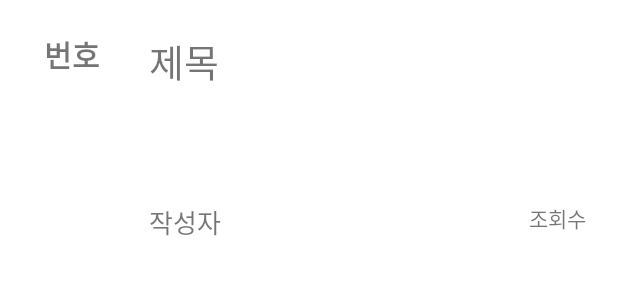
After one commit to jsm1212/RestfulBBS, an Android app: the layout view_item_layout.xml on its own in the app's theme, with its tools: preview values and no code run, on a phone screen of 412 x 824 dp. The commit adds this screen. Shown: the top 300 px of the screen. Run offline under Robolectric (Android 15) with nearby library versions, the phone set to English and light mode, and no system bars; network calls fail.

Commit message:
2022/02/28 게시판 글목록 기능 구현

```diff
--- a/app/src/main/java/com/example/restfulbbs/BbsDto.kt
+++ b/app/src/main/java/com/example/restfulbbs/BbsDto.kt
@@ -3,7 +3,7 @@ package com.example.restfulbbs
 import android.os.Parcel
 import android.os.Parcelable
 
-data class BbsDto(var seq:Int, var id:String?, var ref:Int, var step:Int, var depth:Int, var title:String?, var content:String?, var wdate:String?, var del:Int, var readcount:Int): Parcelable {
+data class BbsDto(val seq:Int, val id:String?, val ref:Int, val step:Int, val depth:Int, val title:String?, val content:String?, val wdate:String?, val del:Int, val readcount:Int): Parcelable {
     constructor(parcel: Parcel) : this(
         parcel.readInt(),
         parcel.readString(),
--- /dev/null
+++ b/app/src/main/res/layout/view_item_layout.xml
@@ -0,0 +1,44 @@
+<?xml version="1.0" encoding="utf-8"?>
+<androidx.constraintlayout.widget.ConstraintLayout
+        xmlns:android="http://schemas.android.com/apk/res/android"
+        android:layout_width="match_parent"
+        android:layout_height="180dp"
+        xmlns:app="http://schemas.android.com/apk/res-auto"
+        xmlns:tools="http://schemas.android.com/tools"
+        android:layout_margin="5dp">
+    <TextView
+            android:id="@+id/seqTxt"
+            android:layout_width="50dp"
+            android:layout_height="38dp"
+            android:textSize="20sp"
+            android:textStyle="bold"
+            tools:text="번호"
+            app:layout_constraintTop_toTopOf="parent"
+            android:layout_marginTop="16dp"
+            app:layout_constraintStart_toStartOf="parent"
+            android:layout_marginStart="24dp"/>
+
+    <TextView
+            android:id="@+id/titleTxt"
+            android:layout_width="464dp"
+            android:layout_height="101dp"
+            android:textSize="25sp"
+            tools:text="제목"
+            app:layout_constraintTop_toTopOf="@+id/seqTxt" app:layout_constraintStart_toEndOf="@+id/seqTxt"
+            android:layout_marginStart="20dp"/>
+    <TextView
+            android:id="@+id/idTxt"
+            android:layout_width="221dp"
+            android:layout_height="34dp"
+            android:textSize="17sp"
+            tools:text="작성자"
+            app:layout_constraintStart_toStartOf="@+id/titleTxt" app:layout_constraintTop_toBottomOf="@+id/titleTxt"
+            android:layout_marginTop="12dp"/>
+    <TextView
+            android:text="조회수"
+            android:layout_width="213dp"
+            android:layout_height="34dp" android:id="@+id/readcountTxt"
+            app:layout_constraintTop_toTopOf="@+id/idTxt" app:layout_constraintStart_toEndOf="@+id/idTxt"
+            android:layout_marginStart="32dp"/>
+
+</androidx.constraintlayout.widget.ConstraintLayout>
```
Also changed, not shown: app/src/main/java/com/example/restfulbbs/BbsActivity.kt (+21 -0 lines), app/src/main/java/com/example/restfulbbs/BbsDao.kt (added, +63 -0 lines), app/src/main/java/com/example/restfulbbs/BbsWriteActivity.kt (+28 -0 lines), app/src/main/java/com/example/restfulbbs/CustomAdapter.kt (added, +40 -0 lines), app/src/main/res/layout/activity_bbs.xml (+4 -3 lines), app/src/main/res/layout/activity_bbs_write.xml (+4 -4 lines), app/src/main/java/com/example/restfulbbs/MainActivity.kt (line endings or trailing spaces).
